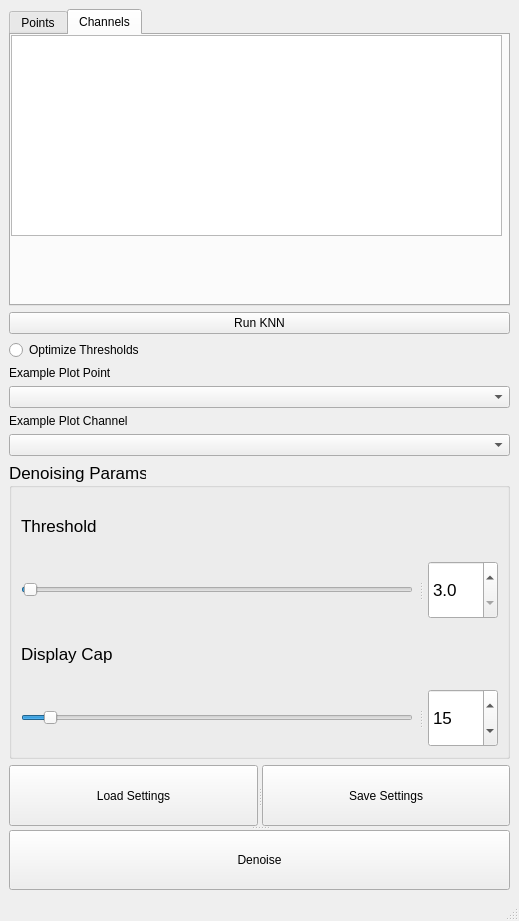
Qt form plugins/knn_denoising.plg/KnnDenoising.ui (angelolab/AMP) before a commit.
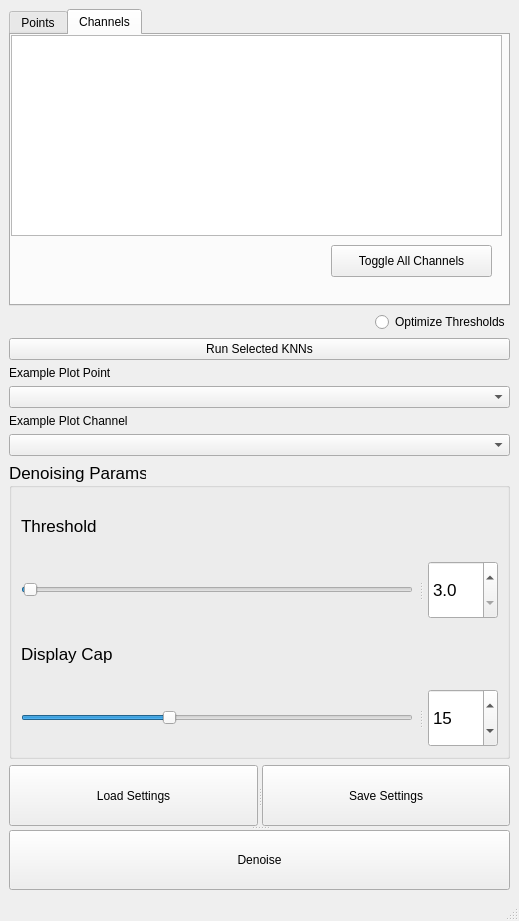
The same form after that commit. The open tabs and pages were chosen to show the change.

Commit message: adds functionality to new UI layout

```diff
--- a/plugins/knn_denoising.plg/KnnDenoising.ui
+++ b/plugins/knn_denoising.plg/KnnDenoising.ui
@@ -57,17 +57,23 @@
          </rect>
         </property>
        </widget>
+       <widget class="QPushButton" name="toggleChannelsButton">
+        <property name="geometry">
+         <rect>
+          <x>320</x>
+          <y>210</y>
+          <width>161</width>
+          <height>32</height>
+         </rect>
+        </property>
+        <property name="text">
+         <string>Toggle All Channels</string>
+        </property>
+       </widget>
       </widget>
      </widget>
     </item>
-    <item>
-     <widget class="QPushButton" name="optThreshButton">
-      <property name="text">
-       <string>Run KNN</string>
-      </property>
-     </widget>
-    </item>
-    <item>
+    <item alignment="Qt::AlignRight">
      <widget class="QRadioButton" name="optAllButton">
       <property name="layoutDirection">
        <enum>Qt::LeftToRight</enum>
@@ -77,6 +83,13 @@
       </property>
      </widget>
     </item>
+    <item>
+     <widget class="QPushButton" name="optThreshButton">
+      <property name="text">
+       <string>Run Selected KNNs</string>
+      </property>
+     </widget>
+    </item>
     <item>
      <widget class="QLabel" name="label_6">
       <property name="text">
@@ -197,7 +210,7 @@
            </property>
            <widget class="QSlider" name="capSlider">
             <property name="maximum">
-             <number>255</number>
+             <number>40</number>
             </property>
             <property name="value">
              <number>15</number>
```
Left out of the diff: 2 changed lines with no effect on the pictures. The commit also changes 1 other file.
